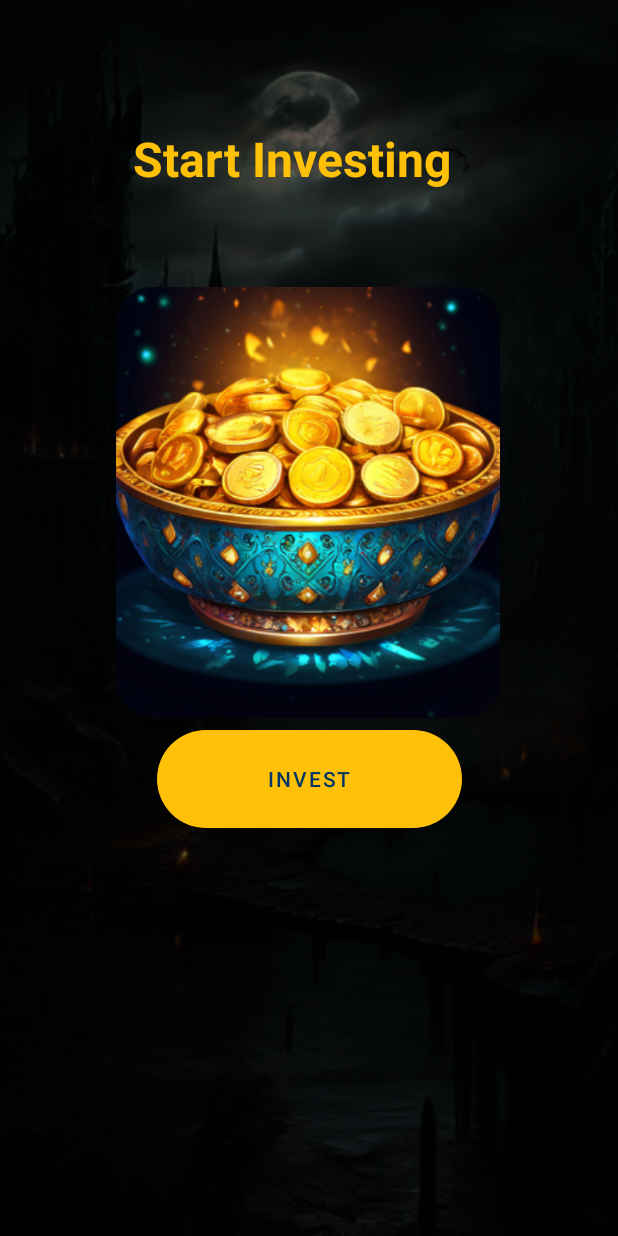
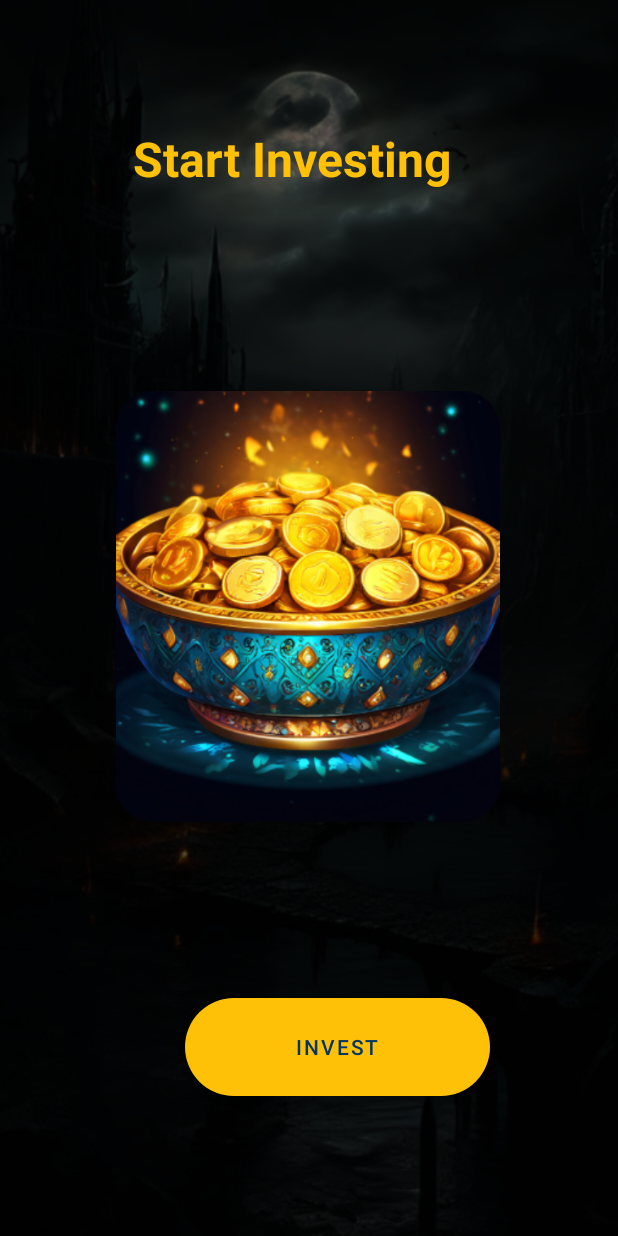
Before and after one commit to akirachix/Vivosparks-Mobile, an Android app: the screen it shows after launch (InvestActivity), after a tap on "PROCEED", on a phone screen of 412 x 824 dp. Run offline under Robolectric (Android 15) with nearby library versions, the phone set to English and light mode, and no system bars; network calls fail; 1 statement that could not run was skipped.

Commit message:
Made changes

```diff
--- a/app/build.gradle.kts
+++ b/app/build.gradle.kts
@@ -67,6 +67,7 @@ dependencies {
     implementation (libs.play.services.auth)
     implementation (libs.androidx.core.v1100)
     implementation (libs.material.v190)
+    implementation ("androidx.constraintlayout:constraintlayout:2.1.0")
 
 
 
--- a/app/src/main/java/com/akirachix/investikaTrial/api/ApiInterface.kt
+++ b/app/src/main/java/com/akirachix/investikaTrial/api/ApiInterface.kt
@@ -1,6 +1,7 @@
 package com.akirachix.investikaTrial.api
 
 import com.akirachix.investikaTrial.models.Achievement
+import com.akirachix.investikaTrial.models.AchievementResponse
 import com.akirachix.investikaTrial.models.QuestionResponse
 import retrofit2.Call
 import retrofit2.http.Body
@@ -17,6 +18,6 @@ interface ApiInterface {
     fun login(@Body loginRequest: LoginRequest): Call<LoginResponse>
 
     @GET("achievements/")
-    fun achievements(): Call<List<Achievement>>
+    fun achievements(): Call<AchievementResponse>
 
 }
--- a/app/src/main/java/com/akirachix/investikaTrial/models/Achievement.kt
+++ b/app/src/main/java/com/akirachix/investikaTrial/models/Achievement.kt
@@ -1,8 +1,6 @@
 package com.akirachix.investikaTrial.models
 
 data class Achievement(
-    val id: Int,
     val name: String,
-    val description: String,
-    val dateAchieved: String
+    val description: String
 )
--- a/app/src/main/java/com/akirachix/investikaTrial/ui/AchievementActivity.kt
+++ b/app/src/main/java/com/akirachix/investikaTrial/ui/AchievementActivity.kt
@@ -2,56 +2,52 @@ package com.akirachix.investikaTrial.ui
 
 import android.content.Intent
 import android.os.Bundle
-import android.util.Log
+import androidx.activity.viewModels
 import androidx.appcompat.app.AppCompatActivity
+import androidx.recyclerview.widget.LinearLayoutManager
 import com.akirachix.investikaTrial.api.ApiClient
-import com.akirachix.investikaTrial.models.Achievement
+import com.akirachix.investikaTrial.models.AchievementAdapter
 import com.akirachix.investikatrial.databinding.ActivityAchievementBinding
-import retrofit2.Call
-import retrofit2.Callback
-import retrofit2.Response
+import kotlinx.coroutines.CoroutineScope
+import kotlinx.coroutines.Dispatchers
+import kotlinx.coroutines.launch
+import kotlinx.coroutines.withContext
 
 class AchievementActivity : AppCompatActivity() {
     private lateinit var binding: ActivityAchievementBinding
+    private lateinit var adapter: AchievementAdapter
 
     override fun onCreate(savedInstanceState: Bundle?) {
         super.onCreate(savedInstanceState)
         binding = ActivityAchievementBinding.inflate(layoutInflater)
         setContentView(binding.root)
 
-        // Fetch achievements when the activity is created
-        fetchAchievements()
-
-        binding.btnNext.setOnClickListener {
-            val intent = Intent(this, InvestActivity::class.java)
+        binding.btnProceed.setOnClickListener {
+            var intent= Intent(this, InvestActivity::class.java)
             startActivity(intent)
         }
+
+        binding.rvAchievements.layoutManager = LinearLayoutManager(this)
+
+        fetchAchievements()
     }
 
     private fun fetchAchievements() {
-        val call = ApiClient.api.achievements() // No token needed
+        // Initialize the adapter with an empty list first
+        adapter = AchievementAdapter(emptyList())
+        binding.rvAchievements.adapter = adapter
 
-        call.enqueue(object : Callback<List<Achievement>> {
-            override fun onResponse(call: Call<List<Achievement>>, response: Response<List<Achievement>>) {
-                if (response.isSuccessful) {
-                    val achievements = response.body()
-                    achievements?.let {
-                        displayAchievements(it) // Display achievements
+        CoroutineScope(Dispatchers.IO).launch {
+            val response = ApiClient.api.achievements().execute()
+            if (response.isSuccessful) {
+                response.body()?.let { achievementResponse ->
+                    withContext(Dispatchers.Main) {
+                        // Update the adapter with the fetched achievements
+                        adapter = AchievementAdapter(achievementResponse.achievements)
+                        binding.rvAchievements.adapter = adapter
                     }
-                } else {
-                    Log.e("Error", "Failed to fetch achievements: ${response.message()}")
                 }
             }
-
-            override fun onFailure(call: Call<List<Achievement>>, t: Throwable) {
-                Log.e("Error", "API call failed: ${t.message}")
-            }
-        })
-    }
-
-    private fun displayAchievements(achievements: List<Achievement>) {
-        val achievementsText = achievements.joinToString("\n") {
-            "${it.name}: ${it.description}"
         }
 
     }
--- a/app/src/main/res/layout/activity_invest.xml
+++ b/app/src/main/res/layout/activity_invest.xml
@@ -38,7 +38,7 @@
         android:id="@+id/imageView6"
         android:layout_width="296dp"
         android:layout_height="287dp"
-        android:layout_marginTop="48dp"
+        android:layout_marginTop="32dp"
         android:layout_marginBottom="24dp"
         app:layout_constraintBottom_toTopOf="@+id/btnProceed"
         app:layout_constraintEnd_toEndOf="parent"
@@ -53,14 +53,16 @@
         android:layout_width="203dp"
         android:layout_height="65dp"
         android:layout_marginStart="32dp"
-        android:layout_marginTop="108dp"
+        android:layout_marginTop="148dp"
         android:layout_marginEnd="32dp"
         android:background="@drawable/button_background"
         android:text="Invest"
         android:textColor="#003566"
         app:backgroundTint="#FFC107"
         app:cornerRadius="25dp"
+        app:layout_constraintBottom_toBottomOf="parent"
         app:layout_constraintEnd_toEndOf="parent"
+        app:layout_constraintHorizontal_bias="0.597"
         app:layout_constraintStart_toStartOf="parent"
         app:layout_constraintTop_toBottomOf="@+id/imageView6" />
 
```
Also changed, not shown: app/src/main/AndroidManifest.xml (+6 -4 lines), app/src/main/java/com/akirachix/investikaTrial/ViewModel/AchievementViewModel.kt (added, +34 -0 lines), app/src/main/java/com/akirachix/investikaTrial/models/AchievementAdapter.kt (added, +27 -0 lines), app/src/main/java/com/akirachix/investikaTrial/models/AchievementResponse.kt (added, +15 -0 lines), app/src/main/java/com/akirachix/investikaTrial/repository/AchievementRepository.kt (added, +31 -0 lines), app/src/main/res/layout/activity_achievement.xml (+13 -14 lines), app/src/main/res/layout/item_achievement.xml (+6 -6 lines), app/src/main/java/com/akirachix/investikaTrial/repository/QuestionRepository.kt (renamed from app/src/main/java/com/akirachix/investikaTrial/Repository/QuestionRepository.kt).
